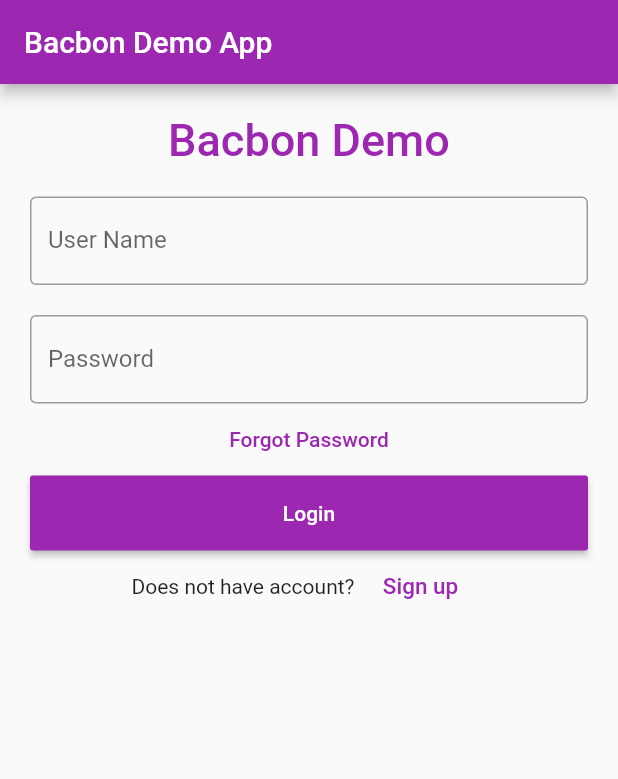
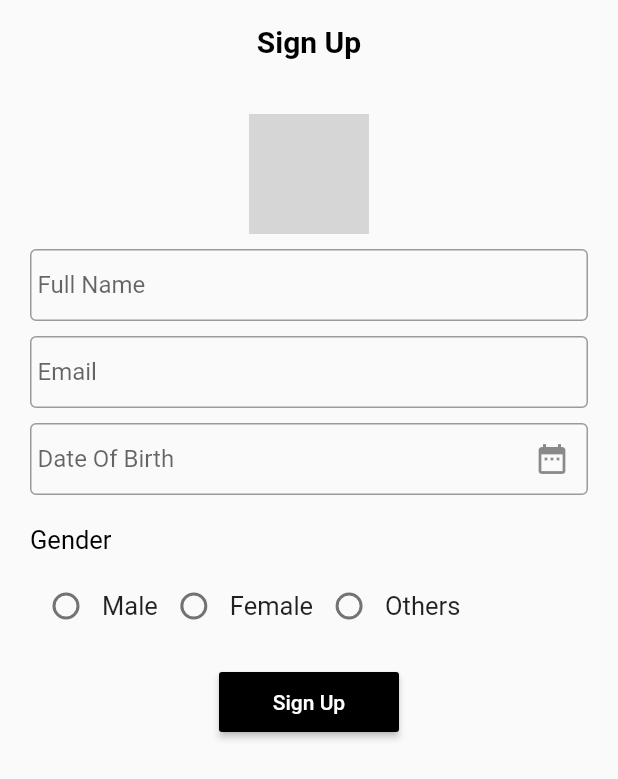
Before and after one commit to rezwanrony/fluttertabs, a Flutter app: the screen it shows after launch, after a tap on "Sign up", on a phone screen of 412 x 824 dp. Shown: the top 779 px of the screen. Run offline on Flutter 3.47's test engine with Material 2 defaults, Android fonts, the phone set to English and light mode, and no system bars; network calls fail; grey boxes are pictures that could not be loaded.

Commit message:
added pathao look a like signup screen

```diff
--- a/lib/main.dart
+++ b/lib/main.dart
@@ -1,6 +1,7 @@
 import 'package:flutter/material.dart';
 import 'package:flutterlistdemo/gallerytab.dart';
 import 'package:flutterlistdemo/listtab.dart';
+import 'package:flutterlistdemo/signup.dart';
 import 'package:flutterlistdemo/tabscreen.dart';
 
 void main() => runApp(MyApp());
@@ -100,7 +101,9 @@ class _State extends State<LoginPage> {
                             style: TextStyle(fontSize: 15),
                           ),
                           onPressed: () {
-                            //signup screen
+                            Navigator.push(context, MaterialPageRoute(builder: (context){
+                              return signup();
+                            }));
                           },
                         )
                       ],
--- /dev/null
+++ b/lib/signup.dart
@@ -0,0 +1,175 @@
+import 'package:flutter/cupertino.dart';
+import 'package:flutter/material.dart';
+import 'package:flutter/services.dart';
+
+class signup extends StatelessWidget{
+  TextEditingController fullnamecontroller = TextEditingController();
+  TextEditingController emailcontroller = TextEditingController();
+  TextEditingController dobcontroller = TextEditingController();
+  @override
+  Widget build(BuildContext context) {
+    // TODO: implement build
+    return MaterialApp(
+      home: Scaffold(
+        appBar: AppBar(
+          title: Text('Sign Up',style: TextStyle(color: Colors.black,fontWeight: FontWeight.bold)),centerTitle: true,backgroundColor: Colors.transparent,elevation: 0.0,
+        ),
+        body: Container(
+          margin: EdgeInsets.all(20),
+          child: Column(
+            children: <Widget>[
+              Center(
+                child: Container(
+                  width: 80,
+                  height: 80,
+                  child: Image.asset("images/propic2.png"),
+                ),
+              ),
+              Container(
+                padding: EdgeInsets.only(top: 10),
+                child: TextField(
+                  controller: fullnamecontroller,
+                  decoration: InputDecoration(
+                    contentPadding: EdgeInsets.all(5),
+                    border: OutlineInputBorder(),
+                    labelText: 'Full Name'
+                  ),
+                  keyboardType: TextInputType.text,
+                ),
+              ),
+              Container(
+                padding: EdgeInsets.only(top: 10),
+                child: TextField(
+                  controller: emailcontroller,
+                  decoration: InputDecoration(
+                      contentPadding: EdgeInsets.all(5),
+                      border: OutlineInputBorder(),
+                      labelText: 'Email'
+                  ),
+                  keyboardType: TextInputType.emailAddress,
+                ),
+              ),
+              Container(
+                padding: EdgeInsets.only(top: 10),
+                child: TextField(
+                  controller: dobcontroller,
+                  decoration: InputDecoration(
+                      contentPadding: EdgeInsets.all(5),
+                    suffixIcon: Icon(Icons.date_range),
+                      border: OutlineInputBorder(
+                      ),
+                      labelText: 'Date Of Birth',
+                  ),
+                  keyboardType: TextInputType.datetime,
+                  onTap: (){
+                    DatePicker.showDatePicker(context,
+                        showTitleActions: true,
+                        minTime: DateTime(2018, 3, 5),
+                        maxTime: DateTime(2019, 6, 7), onChanged: (date) {
+                          print('change $date');
+                        }, onConfirm: (date) {
+                          print('confirm $date');
+                        }, currentTime: DateTime.now(), locale: LocaleType.zh);
+                  },
+                ),
+              ),
+              Container(
+                padding: EdgeInsets.only(top: 10),
+                child: RadioGroup(),
+              ),
+              Container(
+                  width: 120,
+                  height: 40,
+                  margin: EdgeInsets.only(top: 20),
+                  child: RaisedButton(
+                    textColor: Colors.white,
+                    color: Colors.black,
+                    child: Text('Sign Up'),
+                    onPressed: () {
+                    },
+                  ))
+            ],
+          ),
+        ),
+      ),
+    );
+  }
+
+}
+
+class RadioGroup extends StatefulWidget {
+  @override
+  RadioGroupWidget createState() => RadioGroupWidget();
+}
+
+class RadioGroupWidget extends State {
+
+  // Default Radio Button Selected Item When App Starts.
+  String radioButtonItem = 'Male';
+
+  // Group Value for Radio Button.
+  int id = 1;
+
+  Widget build(BuildContext context) {
+    return Column(
+      crossAxisAlignment: CrossAxisAlignment.start,
+      children: <Widget>[
+       Container(
+         padding: EdgeInsets.only(top: 10,bottom: 10),
+         child: Text('Gender',style: TextStyle(color: Colors.black,fontSize: 17.0))
+       ),
+        Row(
+          mainAxisAlignment: MainAxisAlignment.start,
+          children: <Widget>[
+            Radio(
+              value: 'Male',
+              groupValue: id,
+              onChanged: (val) {
+                setState(() {
+                  radioButtonItem = 'Male';
+                  id = 1;
+                });
+              },
+            ),
+            Text(
+              'Male',
+              style: new TextStyle(fontSize: 17.0),
+            ),
+
+            Radio(
+              value: 'Female',
+              groupValue: id,
+              onChanged: (val) {
+                setState(() {
+                  radioButtonItem = 'Female';
+                  id = 2;
+                });
+              },
+            ),
+            Text(
+              'Female',
+              style: new TextStyle(
+                fontSize: 17.0,
+              ),
+            ),
+
+            Radio(
+              value: 'Others',
+              groupValue: id,
+              onChanged: (val) {
+                setState(() {
+                  radioButtonItem = 'Others';
+                  id = 3;
+                });
+              },
+            ),
+            Text(
+              'Others',
+              style: new TextStyle(fontSize: 17.0),
+            ),
+          ],
+        ),
+      ],
+    );
+  }
+}
```
Also changed, not shown: pubspec.yaml (+3 -4 lines), Images/propic2.png (added), asset/Actor-Regular.ttf (added).
